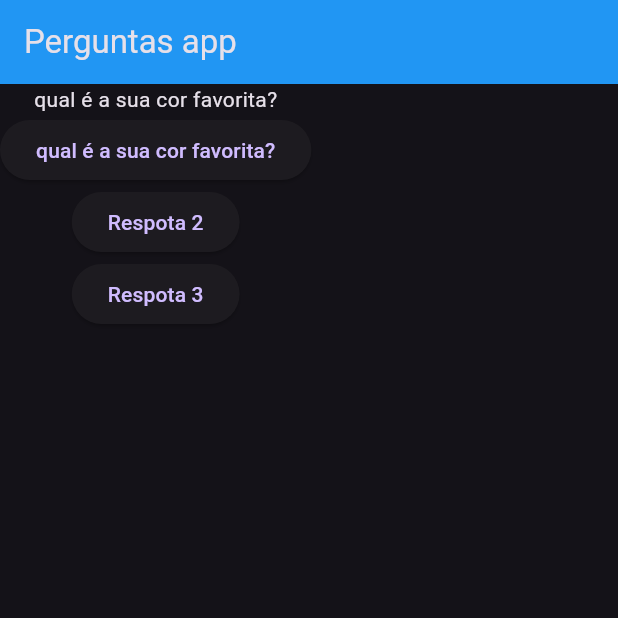
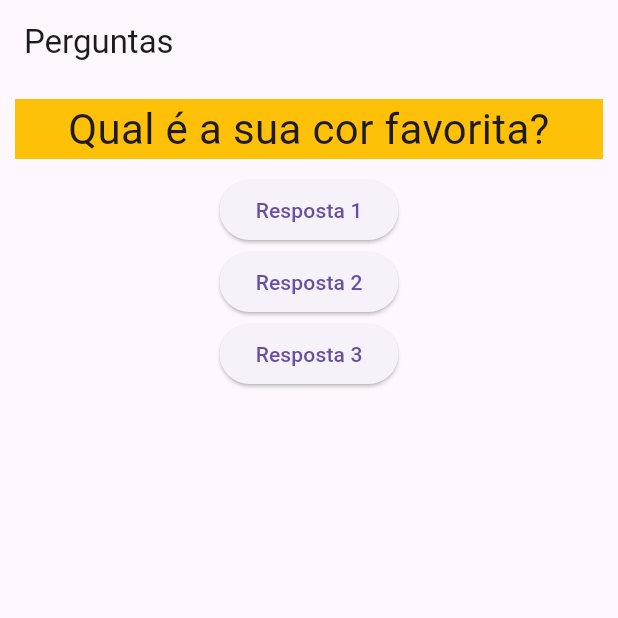
Before and after one commit to Josemarcio15/Dart-Flutter, a Flutter app: the screen it shows after launch, on a phone screen of 412 x 824 dp, the top half of it. Run offline on Flutter 3.47's test engine with Material 3 defaults, Android fonts, the light colour scheme and no system bars; our stand-ins replace go_router.

Commit message:
atualizando aula e drawio

```diff
--- a/curso_udemy/lib/main.dart
+++ b/curso_udemy/lib/main.dart
@@ -1,44 +1,55 @@
 import 'package:flutter/material.dart';
+import './questao.dart';
 
-void main() {
-  runApp(PerguntaApp());
-}
+void main() => runApp(const PerguntaApp());
 
-class PerguntaApp extends StatelessWidget {
-  PerguntaApp({super.key});
+class _PerguntaAppState extends State<PerguntaApp> {
+  var _perguntaSelecionada = 0;
 
-  var perguntaSelecionada = 0;
-  void responder() {
-    perguntaSelecionada++;
-    print('pergunta respondida $perguntaSelecionada');
+  void _responder() {
+    setState(() {
+      _perguntaSelecionada++;
+    });
+    print(_perguntaSelecionada);
   }
 
   @override
   Widget build(BuildContext context) {
     final perguntas = [
-      'qual é a sua cor favorita?',
-      'qual é a sua aniaml favorito?',
+      'Qual é a sua cor favorita?',
+      'Qual é o seu animal favorito?',
     ];
 
     return MaterialApp(
-      theme: ThemeData.dark(),
       home: Scaffold(
-        appBar: AppBar(
-          title: Text("Perguntas app"),
-          backgroundColor: Colors.blue,
-        ),
+        appBar: AppBar(title: const Text('Perguntas')),
         body: Column(
-          children: <Widget>[
-            Text(perguntas[0]),
+          children: [
+            Questao(perguntas[_perguntaSelecionada]),
             ElevatedButton(
-              onPressed: responder,
-              child: Text(perguntas[perguntaSelecionada]),
+              onPressed: _responder,
+              child: const Text('Resposta 1'),
             ),
-            ElevatedButton(onPressed: responder, child: Text("Respota 2")),
-            ElevatedButton(onPressed: responder, child: Text("Respota 3")),
+            ElevatedButton(
+              onPressed: _responder,
+              child: const Text('Resposta 2'),
+            ),
+            ElevatedButton(
+              onPressed: _responder,
+              child: const Text('Resposta 3'),
+            ),
           ],
         ),
       ),
     );
   }
 }
+
+class PerguntaApp extends StatefulWidget {
+  const PerguntaApp({super.key});
+
+  @override
+  _PerguntaAppState createState() {
+    return _PerguntaAppState();
+  }
+}
--- /dev/null
+++ b/curso_udemy/lib/questao.dart
@@ -0,0 +1,21 @@
+import 'package:flutter/material.dart';
+
+class Questao extends StatelessWidget {
+  final String texto;
+
+  const Questao(this.texto, {super.key});
+
+  @override
+  Widget build(BuildContext context) {
+    return Container(
+      width: double.infinity,
+      margin: EdgeInsets.all(10),
+      color: Colors.amber,
+      child: Text(
+        texto,
+        style: TextStyle(fontSize: 28),
+        textAlign: TextAlign.center,
+      ),
+    );
+  }
+}
```
